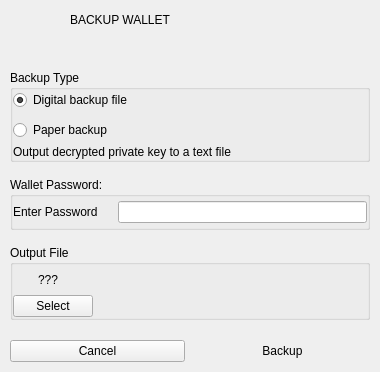
First picture: the form in BlockSettleUILib/WalletBackupDialog.ui, repository BlockSettle/terminal, before the edit.
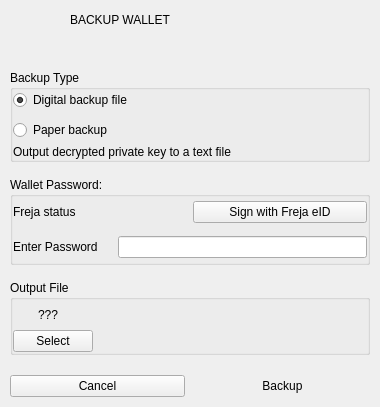
Second picture: the form after the edit. Icons and pictures are not drawn.

Commit message: Freja support for wallet backup

The edit to the form file:
```diff
--- a/BlockSettleUILib/WalletBackupDialog.ui
+++ b/BlockSettleUILib/WalletBackupDialog.ui
@@ -258,7 +258,54 @@
           <number>0</number>
          </property>
          <item>
-          <widget class="QWidget" name="horizontalWidget_2" native="true">
+          <widget class="QWidget" name="widgetFreja" native="true">
+           <property name="minimumSize">
+            <size>
+             <width>0</width>
+             <height>30</height>
+            </size>
+           </property>
+           <layout class="QHBoxLayout" name="horizontalLayout_5">
+            <property name="spacing">
+             <number>5</number>
+            </property>
+            <property name="leftMargin">
+             <number>0</number>
+            </property>
+            <property name="topMargin">
+             <number>0</number>
+            </property>
+            <property name="rightMargin">
+             <number>0</number>
+            </property>
+            <property name="bottomMargin">
+             <number>0</number>
+            </property>
+            <item>
+             <widget class="QLabel" name="labelFreja">
+              <property name="minimumSize">
+               <size>
+                <width>100</width>
+                <height>0</height>
+               </size>
+              </property>
+              <property name="text">
+               <string>Freja status</string>
+              </property>
+             </widget>
+            </item>
+            <item>
+             <widget class="QPushButton" name="pushButtonFreja">
+              <property name="text">
+               <string>Sign with Freja eID</string>
+              </property>
+             </widget>
+            </item>
+           </layout>
+          </widget>
+         </item>
+         <item>
+          <widget class="QWidget" name="widgetPassword" native="true">
            <property name="minimumSize">
             <size>
              <width>0</width>
```
The commit also changes 6 other files.
